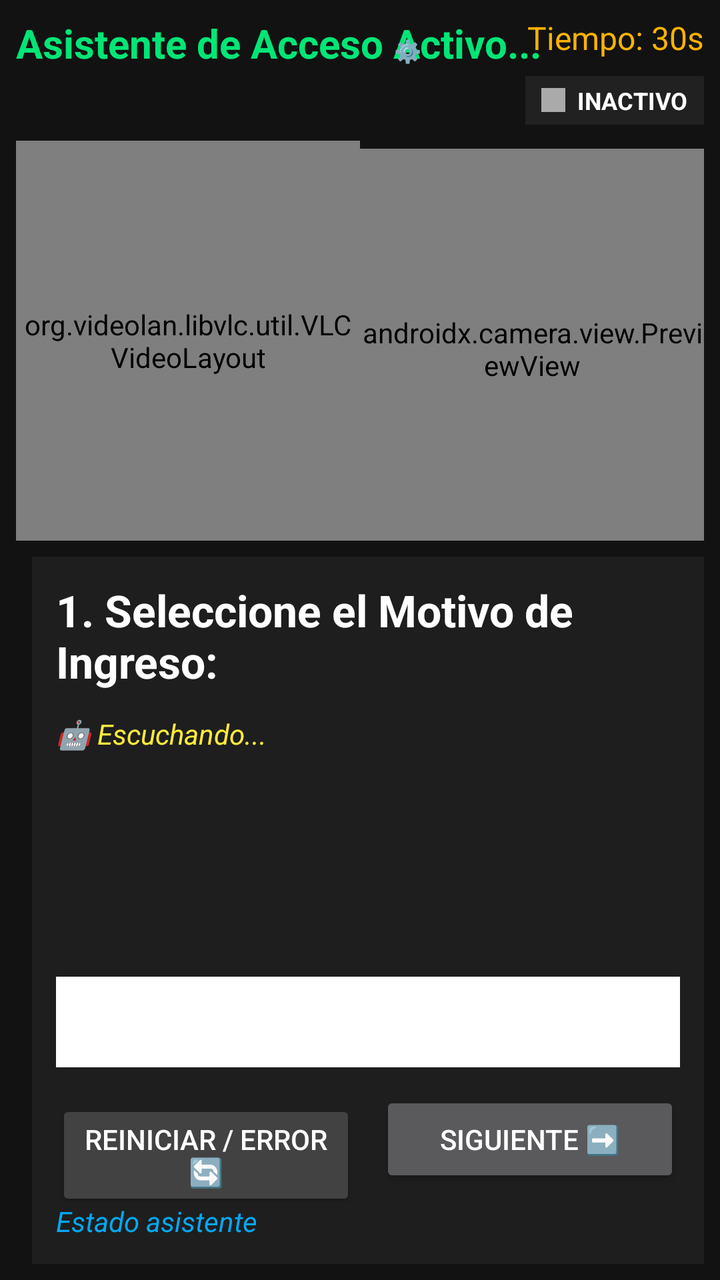
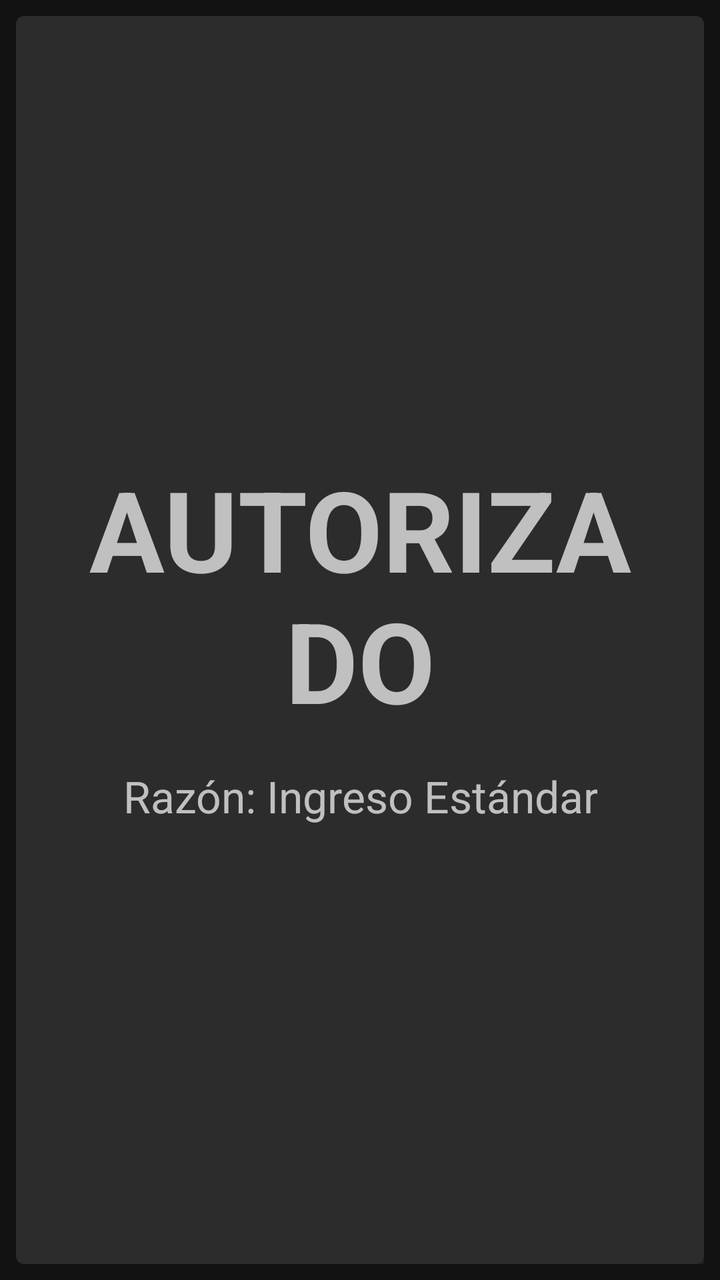

Two renders of the same Android screen: before a commit and after it. Below are the layout's source before the change and the commit's diff.
<!-- AndroidManifest.xml: activity theme Theme.MaterialComponents.NoActionBar -->
<!-- res/layout/activity_ingreso_vehicular.xml -->
<?xml version="1.0" encoding="utf-8"?>
<androidx.constraintlayout.widget.ConstraintLayout
    xmlns:android="http://schemas.android.com/apk/res/android"
    xmlns:app="http://schemas.android.com/apk/res-auto"
    xmlns:tools="http://schemas.android.com/tools"
    android:layout_width="match_parent"
    android:layout_height="match_parent"
    android:layout_marginTop="?attr/actionBarSize"
    tools:context=".vehicular.IngresoVehicularActivity"
    android:background="#121212"
    android:padding="8dp">

    <RelativeLayout
        android:id="@+id/headerTop"
        android:layout_width="match_parent"
        android:layout_height="wrap_content"
        app:layout_constraintTop_toTopOf="parent">
        <TextView
            android:id="@+id/lblTopMensaje"
            android:layout_width="wrap_content"
            android:layout_height="wrap_content"
            android:text="Asistente de Acceso Activo..."
            android:textColor="#00E676"
            android:textSize="20sp"
            android:textStyle="bold" />

        <Button
            android:id="@+id/btnMenuConfiguracion"
            android:layout_width="wrap_content"
            android:layout_height="35dp"
            android:layout_toStartOf="@+id/lblTimerInactividad"
            android:layout_marginEnd="16dp"
            android:text="⚙️"
            android:textSize="11sp"
            style="@style/Widget.MaterialComponents.Button.OutlinedButton"
            android:textColor="#FFFFFF"/>
        <TextView
            android:id="@+id/lblTimerInactividad"
            android:layout_width="wrap_content"
            android:layout_height="wrap_content"
            android:layout_alignParentEnd="true"
            android:text="Tiempo: 30s"
            android:textColor="#FFB300"
            android:textSize="16sp" />

        <LinearLayout
            android:id="@+id/panelEstadoMicofono"
            android:layout_width="wrap_content"
            android:layout_height="wrap_content"
            android:layout_alignParentEnd="true"
            android:layout_marginTop="30dp"
            android:background="#212121"
            android:gravity="center_vertical"
            android:orientation="horizontal"
            android:paddingStart="8dp"
            android:paddingTop="4dp"
            android:paddingEnd="8dp"
            android:paddingBottom="4dp">

            
            <View
                android:id="@+id/indicadorColorMicro"
                android:layout_width="12dp"
                android:layout_height="12dp"
                android:layout_marginEnd="6dp"
                android:background="@android:color/darker_gray" />

            <TextView
                android:id="@+id/lblEstadoHardwareVoz"
                android:layout_width="wrap_content"
                android:layout_height="wrap_content"
                android:text="INACTIVO"
                android:textColor="#FFFFFF"
                android:textSize="12sp"
                android:textStyle="bold" />
        </LinearLayout>
    </RelativeLayout>

    
    <LinearLayout
        android:id="@+id/columnaCamaras"
        android:layout_width="0dp"
        android:layout_height="200dp"
        android:layout_marginTop="8dp"
        android:orientation="horizontal"
        android:weightSum="2"
        app:layout_constraintEnd_toEndOf="parent"
        app:layout_constraintStart_toStartOf="parent"
        app:layout_constraintTop_toBottomOf="@id/headerTop">

        
        <RelativeLayout
            android:layout_width="match_parent"
            android:layout_height="200dp"
            android:layout_marginBottom="4dp"
            android:layout_weight="1"
            android:visibility="visible">

            
            <org.videolan.libvlc.util.VLCVideoLayout
                android:id="@+id/vlcPlacaSurface"
                android:layout_width="match_parent"
                android:layout_height="match_parent"
                android:background="#000000"
                android:visibility="visible" />

            
            <LinearLayout
                android:id="@+id/layoutFixCamaraPlaca"
                android:layout_width="match_parent"
                android:layout_height="match_parent"
                android:background="#E6212121"
                android:gravity="center"
                android:orientation="vertical"
                android:padding="8dp"
                android:visibility="gone">

                <TextView
                    android:layout_width="wrap_content"
                    android:layout_height="wrap_content"
                    android:text="⚠️ Error de Señal RTSP"
                    android:textColor="#FF5252"
                    android:textSize="12sp"
                    android:textStyle="bold" />

                <EditText
                    android:id="@+id/txtUrlRtspFix"
                    android:layout_width="match_parent"
                    android:layout_height="35dp"
                    android:layout_marginTop="4dp"
                    android:background="#333333"
                    android:hint="rtsp://192.168.1.200:554/stream1"
                    android:paddingStart="6dp"
                    android:textColor="#FFFFFF"
                    android:textSize="11sp" />

                <Button
                    android:id="@+id/btnReconectarRtsp"
                    android:layout_width="wrap_content"
                    android:layout_height="32dp"
                    android:layout_marginTop="4dp"
                    android:text="Reconectar"
                    android:textSize="10sp" />
            </LinearLayout>
        </RelativeLayout>

        
        <RelativeLayout
            android:layout_width="match_parent"
            android:layout_height="200dp"
            android:layout_marginTop="4dp"
            android:layout_weight="1">

            
            <androidx.camera.view.PreviewView
                android:id="@+id/cameraXQrPreview"
                android:layout_width="match_parent"
                android:layout_height="300dp"
                android:background="#FF0000"
                app:implementationMode="compatible" />

            
            <org.videolan.libvlc.util.VLCVideoLayout
                android:id="@+id/vlcQrSurfaceFallback"
                android:layout_width="match_parent"
                android:layout_height="match_parent"
                android:background="#000000"
                android:visibility="gone" />

            <LinearLayout
                android:id="@+id/layoutFixCamaraQr"
                android:layout_width="match_parent"
                android:layout_height="match_parent"
                android:background="#E6212121"
                android:gravity="center"
                android:orientation="vertical"
                android:padding="8dp"
                android:visibility="gone">

                <TextView
                    android:layout_width="wrap_content"
                    android:layout_height="wrap_content"
                    android:text="⚙️ Configurar Origen QR"
                    android:textColor="#00E676"
                    android:textSize="12sp"
                    android:textStyle="bold" />

                <Button
                    android:id="@+id/btnCambiarA_IP"
                    android:layout_width="wrap_content"
                    android:layout_height="32dp"
                    android:layout_marginTop="4dp"
                    android:text="Usar Cámara IP (RTSP)"
                    android:textSize="10sp" />
            </LinearLayout>
        </RelativeLayout>
    </LinearLayout>

    
    <LinearLayout
        android:layout_width="match_parent"
        android:layout_height="0dp"
        android:layout_marginStart="8dp"
        android:layout_marginTop="8dp"
        android:background="#1E1E1E"
        android:orientation="vertical"
        android:padding="12dp"
        app:layout_constraintBottom_toBottomOf="parent"
        app:layout_constraintEnd_toEndOf="parent"
        app:layout_constraintStart_toEndOf="@id/columnaCamaras"
        app:layout_constraintTop_toBottomOf="@id/columnaCamaras">

        
        <TextView
            android:id="@+id/lblInstruccionSeccion"
            android:layout_width="match_parent"
            android:layout_height="wrap_content"
            android:layout_marginBottom="12dp"
            android:text="1. Seleccione el Motivo de Ingreso:"
            android:textColor="#FFFFFF"
            android:textSize="22sp"
            android:textStyle="bold" />

        
        <TextView
            android:id="@+id/lblSubtitulosAsistente"
            android:layout_width="match_parent"
            android:layout_height="wrap_content"
            android:layout_marginBottom="12dp"
            android:text="🤖 Escuchando..."
            android:textColor="#FFEB3B"
            android:textSize="14sp"
            android:textStyle="italic" />

        
        <ScrollView
            android:id="@+id/ScrollViewGridBotones"
            android:layout_width="match_parent"
            android:layout_height="0dp"
            android:layout_weight="1"
            tools:visibility="visible">

            <com.google.android.material.chip.ChipGroup
                android:id="@+id/containerGridBotones"
                android:layout_width="match_parent"
                android:layout_height="wrap_content"
                app:itemSpacing="12dp"
                app:lineSpacing="12dp"
                app:singleSelection="true" />
        </ScrollView>

        
        <EditText
            android:id="@+id/txtInputManual"
            android:layout_width="match_parent"
            android:layout_height="wrap_content"
            android:layout_marginBottom="12dp"
            android:background="@color/white"
            android:inputType="textCapCharacters"
            android:textAlignment="center"
            android:textColor="#050505"
            android:textSize="34sp"
            android:visibility="visible"
            tools:visibility="gone" />

        
        <LinearLayout
            android:layout_width="match_parent"
            android:layout_height="wrap_content"
            android:orientation="horizontal"
            android:weightSum="2">

            <Button
                android:id="@+id/btnReiniciarRegistro"
                android:layout_width="0dp"
                android:layout_height="wrap_content"
                android:layout_marginEnd="6dp"
                android:layout_weight="1"
                android:backgroundTint="#424242"
                android:text="Reiniciar / Error 🔄" />

            <Button
                android:id="@+id/btnSiguientePasoManual"
                android:layout_width="0dp"
                android:layout_height="wrap_content"
                android:layout_marginStart="6dp"
                android:layout_weight="1"
                android:text="Siguiente ➡️" />
        </LinearLayout>
        <TextView
            android:id="@+id/lbStatusAsistente"
            android:layout_width="match_parent"
            android:layout_height="wrap_content"
            android:text="Estado asistente"
            android:textAlignment="viewEnd"
            android:textAppearance="@style/TextAppearance.AppCompat.Small"
            android:textColor="#03A9F4"
            android:textStyle="italic" />
    </LinearLayout>

</androidx.constraintlayout.widget.ConstraintLayout>
<!-- resources referenced by this layout -->
<resources>
  <color name="white">#FFFFFFFF</color>
</resources>

<!-- the commit's change to res/layout/activity_ingreso_vehicular.xml (unified diff, before → after) -->
@@ -296,6 +296,46 @@
             android:textAppearance="@style/TextAppearance.AppCompat.Small"
             android:textColor="#03A9F4"
             android:textStyle="italic" />
+
     </LinearLayout>
 
+    <FrameLayout
+        android:id="@+id/layoutVisualEstatusDerecho"
+        android:layout_width="match_parent"
+        android:layout_height="match_parent"
+        android:background="?attr/popupMenuBackground"
+        android:padding="24dp"
+        android:visibility="visible"
+        tools:layout_editor_absoluteX="28dp"
+        tools:layout_editor_absoluteY="440dp"
+        tools:visibility="gone">
+
+        <LinearLayout
+            android:id="@+id/panelColorContenedor"
+            android:layout_width="match_parent"
+            android:layout_height="match_parent"
+            android:gravity="center"
+            android:orientation="vertical"> 
+
+            <TextView
+                android:id="@+id/tvEstatusGrande"
+                android:layout_width="wrap_content"
+                android:layout_height="wrap_content"
+                android:gravity="center"
+                android:text="AUTORIZADO"
+                android:textSize="56sp"
+                android:textStyle="bold" />
+
+            <TextView
+                android:id="@+id/tvEstatusDetallePeque"
+                android:layout_width="wrap_content"
+                android:layout_height="wrap_content"
+                android:layout_marginTop="16dp"
+                android:gravity="center"
+                android:paddingHorizontal="16dp"
+                android:text="Razón: Ingreso Estándar"
+                android:textSize="22sp" />
+        </LinearLayout>
+    </FrameLayout>
+
 </androidx.constraintlayout.widget.ConstraintLayout>
